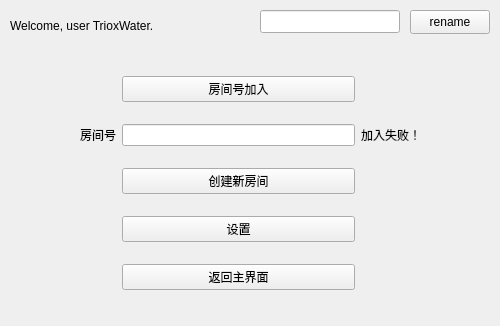
This is mul_initwidget.ui in StopInvolution/ChineseCheckers as Qt 5 draws it before an edit. The edited form follows.
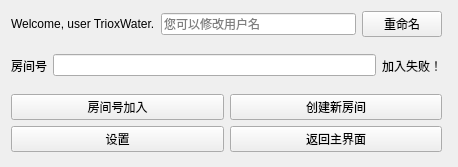
This is the edited form.

Diff of the .ui file:
```diff
--- a/mul_initwidget.ui
+++ b/mul_initwidget.ui
@@ -6,24 +6,57 @@
    <rect>
     <x>0</x>
     <y>0</y>
-    <width>500</width>
-    <height>326</height>
+    <width>458</width>
+    <height>167</height>
    </rect>
   </property>
   <property name="windowTitle">
    <string>选择房间</string>
   </property>
-  <widget class="QWidget" name="gridLayoutWidget">
+  <widget class="QWidget" name="">
    <property name="geometry">
     <rect>
-     <x>80</x>
-     <y>60</y>
-     <width>341</width>
-     <height>251</height>
+     <x>11</x>
+     <y>11</y>
+     <width>431</width>
+     <height>141</height>
     </rect>
    </property>
-   <layout class="QGridLayout" name="gridLayout">
-    <item row="1" column="0">
+   <layout class="QVBoxLayout" name="verticalLayout">
+    <item>
+     <layout class="QHBoxLayout" name="horizontalLayout_2">
+      <item>
+       <widget class="QLabel" name="label">
+        <property name="text">
+         <string>Welcome, user TrioxWater.</string>
+        </property>
+       </widget>
+      </item>
+      <item>
+       <widget class="QLineEdit" name="nameEdit">
+        <property name="inputMask">
+         <string/>
+        </property>
+        <property name="placeholderText">
+         <string>您可以修改用户名</string>
+        </property>
+       </widget>
+      </item>
+      <item>
+       <widget class="QPushButton" name="pushButton_rename">
+        <property name="cursor">
+         <cursorShape>PointingHandCursor</cursorShape>
+        </property>
+        <property name="text">
+         <string>重命名</string>
+        </property>
+       </widget>
+      </item>
+     </layout>
+    </item>
+    <item>
+     <layout class="QHBoxLayout" name="horizontalLayout">
+      <item>
      <widget class="QLabel" name="const_label_ID">
       <property name="text">
        <string>房间号</string>
@@ -33,35 +66,14 @@
       </property>
      </widget>
     </item>
-    <item row="4" column="1">
-     <widget class="QPushButton" name="pushButtonNew">
-      <property name="text">
-       <string>创建新房间</string>
-      </property>
-     </widget>
-    </item>
-    <item row="6" column="1">
-     <widget class="QPushButton" name="pushButtonExit">
-      <property name="text">
-       <string>返回主界面</string>
-      </property>
-     </widget>
-    </item>
-    <item row="1" column="1">
+      <item>
      <widget class="QLineEdit" name="lineEdit">
       <property name="text">
        <string/>
       </property>
      </widget>
     </item>
-    <item row="0" column="1">
-     <widget class="QPushButton" name="pushButtonJoin">
-      <property name="text">
-       <string>房间号加入</string>
-      </property>
-     </widget>
-    </item>
-    <item row="1" column="2">
+      <item>
      <widget class="QLabel" name="label_2">
       <property name="text">
        <string>加入失败！</string>
@@ -71,50 +83,41 @@
       </property>
      </widget>
     </item>
-    <item row="5" column="1">
+     </layout>
+    </item>
+    <item>
+     <layout class="QGridLayout" name="gridLayout">
+      <item row="0" column="0">
+       <widget class="QPushButton" name="pushButtonJoin">
+        <property name="text">
+         <string>房间号加入</string>
+        </property>
+       </widget>
+      </item>
+      <item row="0" column="1">
+       <widget class="QPushButton" name="pushButtonNew">
+        <property name="text">
+         <string>创建新房间</string>
+        </property>
+       </widget>
+      </item>
+      <item row="1" column="0">
      <widget class="QPushButton" name="pushButtonSettings">
       <property name="text">
        <string>设置</string>
       </property>
      </widget>
     </item>
-   </layout>
-  </widget>
-  <widget class="QPushButton" name="pushButton_rename">
-   <property name="geometry">
-    <rect>
-     <x>410</x>
-     <y>10</y>
-     <width>80</width>
-     <height>24</height>
-    </rect>
-   </property>
+      <item row="1" column="1">
+       <widget class="QPushButton" name="pushButtonExit">
    <property name="text">
-    <string>rename</string>
-   </property>
-  </widget>
-  <widget class="QLineEdit" name="nameEdit">
-   <property name="geometry">
-    <rect>
-     <x>260</x>
-     <y>10</y>
-     <width>140</width>
-     <height>23</height>
-    </rect>
-   </property>
-  </widget>
-  <widget class="QLabel" name="label">
-   <property name="geometry">
-    <rect>
-     <x>10</x>
-     <y>10</y>
-     <width>201</width>
-     <height>31</height>
-    </rect>
-   </property>
-   <property name="text">
-    <string>Welcome, user TrioxWater.</string>
-   </property>
+         <string>返回主界面</string>
+        </property>
+       </widget>
+      </item>
+     </layout>
+    </item>
+   </layout>
   </widget>
  </widget>
  <resources/>
```
Lines whose indentation alone changed are shown as unchanged.
